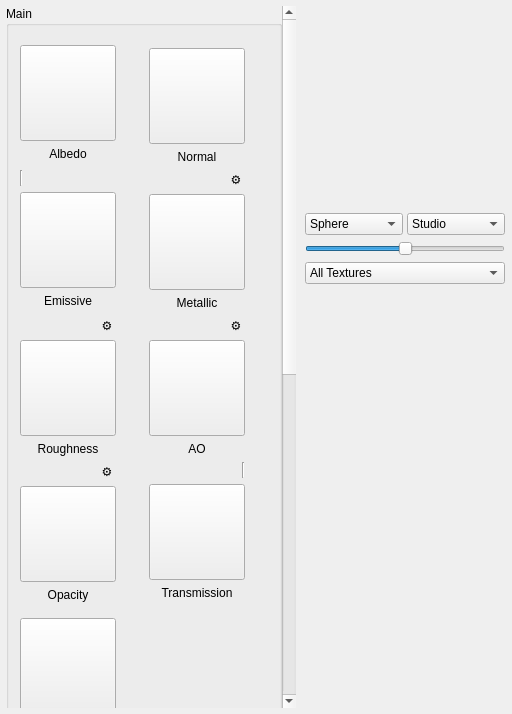
The window that ui/TextureMappingPanel.ui (01Hub/ModelViewer) describes before a commit, drawn with Qt 5.
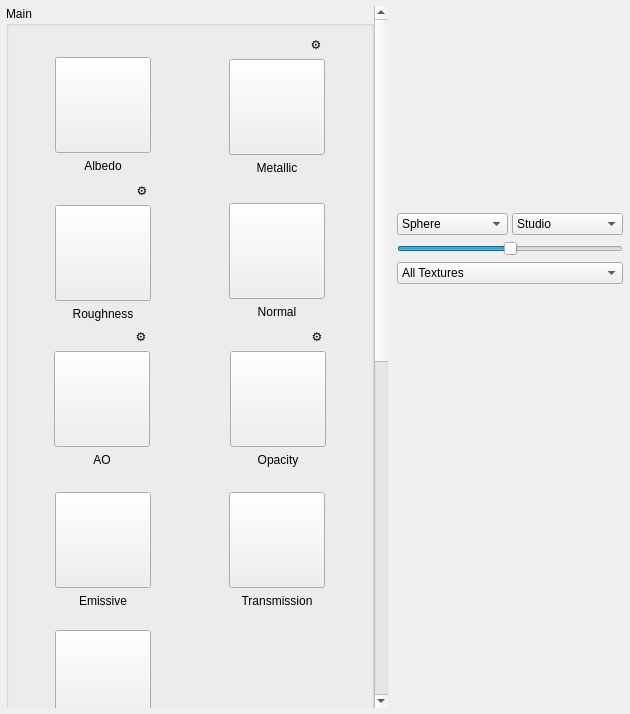
The same window after the commit. Custom widgets are drawn as their Qt base class.

Commit message: Implemented texture mapping on preview model

The edit to the form file:
```diff
--- a/ui/TextureMappingPanel.ui
+++ b/ui/TextureMappingPanel.ui
@@ -6,7 +6,7 @@
    <rect>
     <x>0</x>
     <y>0</y>
-    <width>512</width>
+    <width>630</width>
     <height>714</height>
    </rect>
   </property>
@@ -51,8 +51,8 @@
        <rect>
         <x>0</x>
         <y>0</y>
-        <width>273</width>
-        <height>1395</height>
+        <width>396</width>
+        <height>1505</height>
        </rect>
       </property>
       <layout class="QVBoxLayout" name="vboxLeft">
@@ -80,17 +80,34 @@
           <item row="0" column="0">
            <layout class="QGridLayout" name="gridLayout">
             <item row="0" column="1">
-             <spacer name="spAlbedo">
-              <property name="orientation">
-               <enum>Qt::Orientation::Horizontal</enum>
-              </property>
-              <property name="sizeHint" stdset="0">
-               <size>
-                <width>10</width>
-                <height>10</height>
-               </size>
-              </property>
-             </spacer>
+             <layout class="QHBoxLayout" name="horizontalLayout">
+              <item>
+               <spacer name="spAlbedo">
+                <property name="orientation">
+                 <enum>Qt::Orientation::Horizontal</enum>
+                </property>
+                <property name="sizeHint" stdset="0">
+                 <size>
+                  <width>13</width>
+                  <height>13</height>
+                 </size>
+                </property>
+               </spacer>
+              </item>
+              <item>
+               <widget class="Line" name="line_3">
+                <property name="enabled">
+                 <bool>false</bool>
+                </property>
+                <property name="lineWidth">
+                 <number>0</number>
+                </property>
+                <property name="orientation">
+                 <enum>Qt::Orientation::Vertical</enum>
+                </property>
+               </widget>
+              </item>
+             </layout>
             </item>
             <item row="1" column="0">
              <spacer name="horizontalSpacer">
@@ -159,195 +176,6 @@
            </layout>
           </item>
           <item row="0" column="1">
-           <layout class="QGridLayout" name="gridLayout_2">
-            <item row="0" column="1">
-             <spacer name="spNormal">
-              <property name="orientation">
-               <enum>Qt::Orientation::Horizontal</enum>
-              </property>
-              <property name="sizeHint" stdset="0">
-               <size>
-                <width>13</width>
-                <height>13</height>
-               </size>
-              </property>
-             </spacer>
-            </item>
-            <item row="1" column="0">
-             <spacer name="horizontalSpacer_3">
-              <property name="orientation">
-               <enum>Qt::Orientation::Horizontal</enum>
-              </property>
-              <property name="sizeHint" stdset="0">
-               <size>
-                <width>40</width>
-                <height>20</height>
-               </size>
-              </property>
-             </spacer>
-            </item>
-            <item row="1" column="1">
-             <widget class="QPushButton" name="btnNormal">
-              <property name="minimumSize">
-               <size>
-                <width>96</width>
-                <height>96</height>
-               </size>
-              </property>
-              <property name="maximumSize">
-               <size>
-                <width>96</width>
-                <height>96</height>
-               </size>
-              </property>
-              <property name="toolTip">
-               <string>Load/Replace Normal</string>
-              </property>
-              <property name="text">
-               <string/>
-              </property>
-              <property name="iconSize">
-               <size>
-                <width>90</width>
-                <height>90</height>
-               </size>
-              </property>
-             </widget>
-            </item>
-            <item row="1" column="2">
-             <spacer name="horizontalSpacer_4">
-              <property name="orientation">
-               <enum>Qt::Orientation::Horizontal</enum>
-              </property>
-              <property name="sizeHint" stdset="0">
-               <size>
-                <width>40</width>
-                <height>20</height>
-               </size>
-              </property>
-             </spacer>
-            </item>
-            <item row="2" column="1">
-             <widget class="QLabel" name="lblNormal">
-              <property name="text">
-               <string>Normal</string>
-              </property>
-              <property name="alignment">
-               <set>Qt::AlignmentFlag::AlignHCenter</set>
-              </property>
-             </widget>
-            </item>
-           </layout>
-          </item>
-          <item row="1" column="0">
-           <layout class="QGridLayout" name="gridLayout_3">
-            <item row="0" column="0">
-             <spacer name="horizontalSpacer_5">
-              <property name="orientation">
-               <enum>Qt::Orientation::Horizontal</enum>
-              </property>
-              <property name="sizeHint" stdset="0">
-               <size>
-                <width>18</width>
-                <height>20</height>
-               </size>
-              </property>
-             </spacer>
-            </item>
-            <item row="0" column="1">
-             <layout class="QVBoxLayout" name="verticalLayout">
-              <item>
-               <layout class="QHBoxLayout" name="topEmissive">
-                <property name="leftMargin">
-                 <number>0</number>
-                </property>
-                <property name="topMargin">
-                 <number>0</number>
-                </property>
-                <property name="rightMargin">
-                 <number>0</number>
-                </property>
-                <property name="bottomMargin">
-                 <number>0</number>
-                </property>
-                <item>
-                 <widget class="Line" name="line">
-                  <property name="orientation">
-                   <enum>Qt::Orientation::Vertical</enum>
-                  </property>
-                 </widget>
-                </item>
-                <item>
-                 <spacer name="spEmissive">
-                  <property name="orientation">
-                   <enum>Qt::Orientation::Horizontal</enum>
-                  </property>
-                  <property name="sizeHint" stdset="0">
-                   <size>
-                    <width>13</width>
-                    <height>13</height>
-                   </size>
-                  </property>
-                 </spacer>
-                </item>
-               </layout>
-              </item>
-              <item>
-               <widget class="QPushButton" name="btnEmissive">
-                <property name="minimumSize">
-                 <size>
-                  <width>96</width>
-                  <height>96</height>
-                 </size>
-                </property>
-                <property name="maximumSize">
-                 <size>
-                  <width>96</width>
-                  <height>96</height>
-                 </size>
-                </property>
-                <property name="toolTip">
-                 <string>Load/Replace Emissive</string>
-                </property>
-                <property name="text">
-                 <string/>
-                </property>
-                <property name="iconSize">
-                 <size>
-                  <width>90</width>
-                  <height>90</height>
-                 </size>
-                </property>
-               </widget>
-              </item>
-              <item>
-               <widget class="QLabel" name="lblEmissive">
-                <property name="text">
-                 <string>Emissive</string>
-                </property>
-                <property name="alignment">
-                 <set>Qt::AlignmentFlag::AlignHCenter</set>
-                </property>
-               </widget>
-              </item>
-             </layout>
-            </item>
-            <item row="0" column="2">
-             <spacer name="horizontalSpacer_6">
-              <property name="orientation">
-               <enum>Qt::Orientation::Horizontal</enum>
-              </property>
-              <property name="sizeHint" stdset="0">
-               <size>
-                <width>18</width>
-                <height>20</height>
-               </size>
-              </property>
-             </spacer>
-            </item>
-           </layout>
-          </item>
-          <item row="1" column="1">
            <layout class="QGridLayout" name="gridLayout_4">
             <item row="0" column="0">
              <spacer name="horizontalSpacer_7">
@@ -473,7 +301,7 @@
             </item>
            </layout>
           </item>
-          <item row="2" column="0">
+          <item row="1" column="0">
            <layout class="QGridLayout" name="gridLayout_5">
             <item row="0" column="1">
              <layout class="QHBoxLayout" name="topRoughness">
@@ -595,7 +423,105 @@
             </item>
            </layout>
           </item>
-          <item row="2" column="1">
+          <item row="1" column="1">
+           <layout class="QGridLayout" name="gridLayout_2">
+            <item row="0" column="1">
+             <layout class="QHBoxLayout" name="horizontalLayout_2">
+              <item>
+               <widget class="Line" name="line_4">
+                <property name="enabled">
+                 <bool>false</bool>
+                </property>
+                <property name="lineWidth">
+                 <number>0</number>
+                </property>
+                <property name="orientation">
+                 <enum>Qt::Orientation::Vertical</enum>
+                </property>
+               </widget>
+              </item>
+              <item>
+               <spacer name="spNormal">
+                <property name="orientation">
+                 <enum>Qt::Orientation::Horizontal</enum>
+                </property>
+                <property name="sizeHint" stdset="0">
+                 <size>
+                  <width>13</width>
+                  <height>13</height>
+                 </size>
+                </property>
+               </spacer>
+              </item>
+             </layout>
+            </item>
+            <item row="1" column="0">
+             <spacer name="horizontalSpacer_3">
+              <property name="orientation">
+               <enum>Qt::Orientation::Horizontal</enum>
+              </property>
+              <property name="sizeHint" stdset="0">
+               <size>
+                <width>40</width>
+                <height>20</height>
+               </size>
+              </property>
+             </spacer>
+            </item>
+            <item row="1" column="1">
+             <widget class="QPushButton" name="btnNormal">
+              <property name="minimumSize">
+               <size>
+                <width>96</width>
+                <height>96</height>
+               </size>
+              </property>
+              <property name="maximumSize">
+               <size>
+                <width>96</width>
+                <height>96</height>
+               </size>
+              </property>
+              <property name="toolTip">
+               <string>Load/Replace Normal</string>
+              </property>
+              <property name="text">
+               <string/>
+              </property>
+              <property name="iconSize">
+               <size>
+                <width>90</width>
+                <height>90</height>
+               </size>
+              </property>
+             </widget>
+            </item>
+            <item row="1" column="2">
+             <spacer name="horizontalSpacer_4">
+              <property name="orientation">
+               <enum>Qt::Orientation::Horizontal</enum>
+              </property>
+              <property name="sizeHint" stdset="0">
+               <size>
+                <width>40</width>
+                <height>20</height>
+               </size>
+              </property>
+             </spacer>
+            </item>
+            <item row="2" column="1">
+             <widget class="QLabel" name="lblNormal">
+              <property name="text">
+               <string>Normal</string>
+              </property>
+              <property name="alignment">
+               <set>Qt::AlignmentFlag::AlignHCenter</set>
+              </property>
+             </widget>
+            </item>
+           </layout>
+          </item>
+          <item row="2" column="0">
            <layout class="QGridLayout" name="gridLayout_6">
             <item row="0" column="1">
              <layout class="QHBoxLayout" name="topAO">
@@ -717,7 +643,7 @@
             </item>
            </layout>
           </item>
-          <item row="3" column="0">
+          <item row="2" column="1">
            <layout class="QGridLayout" name="gridLayout_7">
             <item row="0" column="1">
              <layout class="QHBoxLayout" name="topOpacity">
@@ -839,6 +765,120 @@
             </item>
            </layout>
           </item>
+          <item row="3" column="0">
+           <layout class="QGridLayout" name="gridLayout_3">
+            <item row="0" column="0">
+             <spacer name="horizontalSpacer_5">
+              <property name="orientation">
+               <enum>Qt::Orientation::Horizontal</enum>
+              </property>
+              <property name="sizeHint" stdset="0">
+               <size>
+                <width>18</width>
+                <height>20</height>
+               </size>
+              </property>
+             </spacer>
+            </item>
+            <item row="0" column="1">
+             <layout class="QVBoxLayout" name="verticalLayout">
+              <item>
+               <layout class="QHBoxLayout" name="topEmissive">
+                <property name="leftMargin">
+                 <number>0</number>
+                </property>
+                <property name="topMargin">
+                 <number>0</number>
+                </property>
+                <property name="rightMargin">
+                 <number>0</number>
+                </property>
+                <property name="bottomMargin">
+                 <number>0</number>
+                </property>
+                <item>
+                 <widget class="Line" name="line">
+                  <property name="enabled">
+                   <bool>false</bool>
+                  </property>
+                  <property name="lineWidth">
+                   <number>0</number>
+                  </property>
+                  <property name="orientation">
+                   <enum>Qt::Orientation::Vertical</enum>
+                  </property>
+                 </widget>
+                </item>
+                <item>
+                 <spacer name="spEmissive">
+                  <property name="orientation">
+                   <enum>Qt::Orientation::Horizontal</enum>
+                  </property>
+                  <property name="sizeHint" stdset="0">
+                   <size>
+                    <width>13</width>
+                    <height>13</height>
+                   </size>
+                  </property>
+                 </spacer>
+                </item>
+               </layout>
+              </item>
+              <item>
+               <widget class="QPushButton" name="btnEmissive">
+                <property name="minimumSize">
+                 <size>
+                  <width>96</width>
+                  <height>96</height>
+                 </size>
+                </property>
+                <property name="maximumSize">
+                 <size>
+                  <width>96</width>
+                  <height>96</height>
+                 </size>
+                </property>
+                <property name="toolTip">
+                 <string>Load/Replace Emissive</string>
+                </property>
+                <property name="text">
+                 <string/>
+                </property>
+                <property name="iconSize">
+                 <size>
+                  <width>90</width>
+                  <height>90</height>
+                 </size>
+                </property>
+               </widget>
+              </item>
+              <item>
+               <widget class="QLabel" name="lblEmissive">
+                <property name="text">
+                 <string>Emissive</string>
+                </property>
+                <property name="alignment">
+                 <set>Qt::AlignmentFlag::AlignHCenter</set>
+                </property>
+               </widget>
+              </item>
+             </layout>
+            </item>
+            <item row="0" column="2">
+             <spacer name="horizontalSpacer_6">
+              <property name="orientation">
+               <enum>Qt::Orientation::Horizontal</enum>
+              </property>
+              <property name="sizeHint" stdset="0">
+               <size>
+                <width>18</width>
+                <height>20</height>
+               </size>
+              </property>
+             </spacer>
+            </item>
+           </layout>
+          </item>
           <item row="3" column="1">
            <layout class="QGridLayout" name="gridLayout_8">
             <item row="0" column="0">
@@ -885,6 +925,12 @@
                 </item>
                 <item>
                  <widget class="Line" name="line_2">
+                  <property name="enabled">
+                   <bool>false</bool>
+                  </property>
+                  <property name="lineWidth">
+                   <number>0</number>
+                  </property>
                   <property name="orientation">
                    <enum>Qt::Orientation::Vertical</enum>
                   </property>
@@ -949,19 +995,6 @@
           </item>
           <item row="4" column="0">
            <layout class="QGridLayout" name="gridLayout_9">
-            <item row="0" column="2">
-             <spacer name="spIOR">
-              <property name="orientation">
-               <enum>Qt::Orientation::Horizontal</enum>
-              </property>
-              <property name="sizeHint" stdset="0">
-               <size>
-                <width>10</width>
-                <height>10</height>
-               </size>
-              </property>
-             </spacer>
-            </item>
             <item row="1" column="0">
              <spacer name="horizontalSpacer_17">
               <property name="orientation">
@@ -975,6 +1008,19 @@
               </property>
              </spacer>
             </item>
+            <item row="0" column="2">
+             <spacer name="spIOR">
+              <property name="orientation">
+               <enum>Qt::Orientation::Horizontal</enum>
+              </property>
+              <property name="sizeHint" stdset="0">
+               <size>
+                <width>10</width>
+                <height>10</height>
+               </size>
+              </property>
+             </spacer>
+            </item>
             <item row="1" column="1" colspan="2">
              <widget class="QPushButton" name="btnIOR">
               <property name="minimumSize">
@@ -1026,6 +1072,19 @@
               </property>
              </widget>
             </item>
+            <item row="0" column="1">
+             <widget class="Line" name="line_5">
+              <property name="enabled">
+               <bool>false</bool>
+              </property>
+              <property name="lineWidth">
+               <number>0</number>
+              </property>
+              <property name="orientation">
+               <enum>Qt::Orientation::Vertical</enum>
+              </property>
+             </widget>
+            </item>
            </layout>
           </item>
          </layout>
@@ -1059,7 +1118,7 @@
               </property>
               <property name="sizeHint" stdset="0">
                <size>
-                <width>13</width>
+                <width>35</width>
                 <height>20</height>
                </size>
               </property>
@@ -1106,10 +1165,11 @@
               </property>
              </spacer>
             </item>
-            <item row="2" column="0" colspan="2">
+            <item row="2" column="1">
              <widget class="QLabel" name="lblSheenColor">
               <property name="text">
-               <string>Sheen Color</string>
+               <string>Sheen
+Color</string>
               </property>
               <property name="alignment">
                <set>Qt::AlignmentFlag::AlignHCenter</set>
@@ -1187,10 +1247,11 @@
               </property>
              </spacer>
             </item>
-            <item row="2" column="1" colspan="2">
+            <item row="2" column="1">
              <widget class="QLabel" name="lblSheenRough">
               <property name="text">
-               <string>Sheen Roughness</string>
+               <string>Sheen
+Roughness</string>
               </property>
               <property name="alignment">
                <set>Qt::AlignmentFlag::AlignHCenter</set>
@@ -1280,7 +1341,8 @@
             <item row="2" column="1">
              <widget class="QLabel" name="lblCCColor">
               <property name="text">
-               <string>Clearcoat Color</string>
+               <string>Clearcoat
+Color</string>
               </property>
               <property name="alignment">
                <set>Qt::AlignmentFlag::AlignHCenter</set>
@@ -1361,7 +1423,8 @@
             <item row="2" column="1">
              <widget class="QLabel" name="lblCCRough">
               <property name="text">
-               <string>CC Roughness</string>
+               <string>Clearcoat
+Roughness</string>
               </property>
               <property name="alignment">
                <set>Qt::AlignmentFlag::AlignHCenter</set>
@@ -1439,10 +1502,11 @@
               </property>
              </spacer>
             </item>
-            <item row="2" column="0" colspan="2">
+            <item row="2" column="1">
              <widget class="QLabel" name="lblCCNormal">
               <property name="text">
-               <string>Clearcoat Normal</string>
+               <string>Clearcoat
+Normal</string>
               </property>
               <property name="alignment">
                <set>Qt::AlignmentFlag::AlignHCenter</set>
```
The commit also changes 5 other files.
